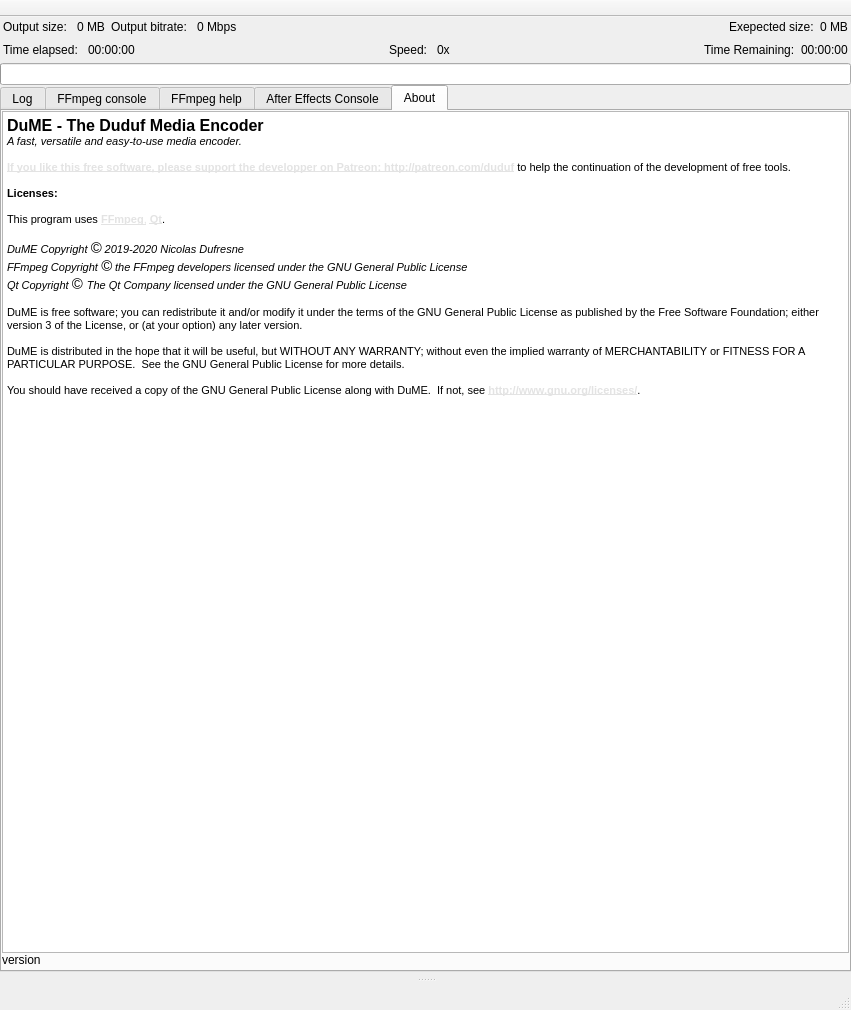
Old version of the form src/UI/mainwindow.ui in the repository RxLaboratory/DuME.
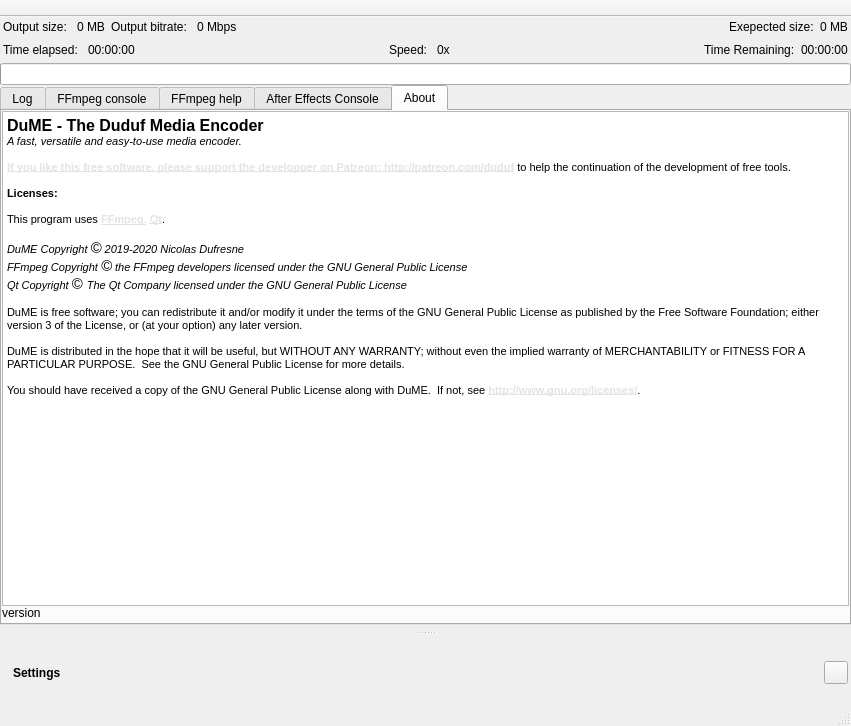
New version of the form. The open tabs and pages were chosen to show the change. Icons and pictures are not drawn.

```diff
--- a/src/UI/mainwindow.ui
+++ b/src/UI/mainwindow.ui
@@ -7,7 +7,7 @@
     <x>0</x>
     <y>0</y>
     <width>851</width>
-    <height>1010</height>
+    <height>726</height>
    </rect>
   </property>
   <property name="windowTitle">
@@ -575,17 +575,75 @@
           <number>0</number>
          </property>
          <property name="leftMargin">
-          <number>3</number>
+          <number>0</number>
          </property>
          <property name="topMargin">
           <number>0</number>
          </property>
          <property name="rightMargin">
-          <number>3</number>
+          <number>0</number>
          </property>
          <property name="bottomMargin">
           <number>0</number>
          </property>
+         <item>
+          <widget class="QWidget" name="titleWidget" native="true">
+           <layout class="QHBoxLayout" name="horizontalLayout_5">
+            <property name="spacing">
+             <number>0</number>
+            </property>
+            <property name="leftMargin">
+             <number>13</number>
+            </property>
+            <property name="topMargin">
+             <number>3</number>
+            </property>
+            <property name="rightMargin">
+             <number>3</number>
+            </property>
+            <property name="bottomMargin">
+             <number>3</number>
+            </property>
+            <item>
+             <widget class="QLabel" name="label_3">
+              <property name="font">
+               <font>
+                <weight>75</weight>
+                <bold>true</bold>
+               </font>
+              </property>
+              <property name="text">
+               <string>Settings</string>
+              </property>
+             </widget>
+            </item>
+            <item>
+             <spacer name="horizontalSpacer_5">
+              <property name="orientation">
+               <enum>Qt::Horizontal</enum>
+              </property>
+              <property name="sizeHint" stdset="0">
+               <size>
+                <width>747</width>
+                <height>20</height>
+               </size>
+              </property>
+             </spacer>
+            </item>
+            <item>
+             <widget class="QToolButton" name="duqf_closeSettingsButton">
+              <property name="text">
+               <string/>
+              </property>
+              <property name="icon">
+               <iconset resource="../duqf_resources.qrc">
+                <normaloff>:/icons/close</normaloff>:/icons/close</iconset>
+              </property>
+             </widget>
+            </item>
+           </layout>
+          </widget>
+         </item>
         </layout>
        </widget>
       </widget>
```
Left out of the diff: 9 changed lines with no effect on the pictures.
